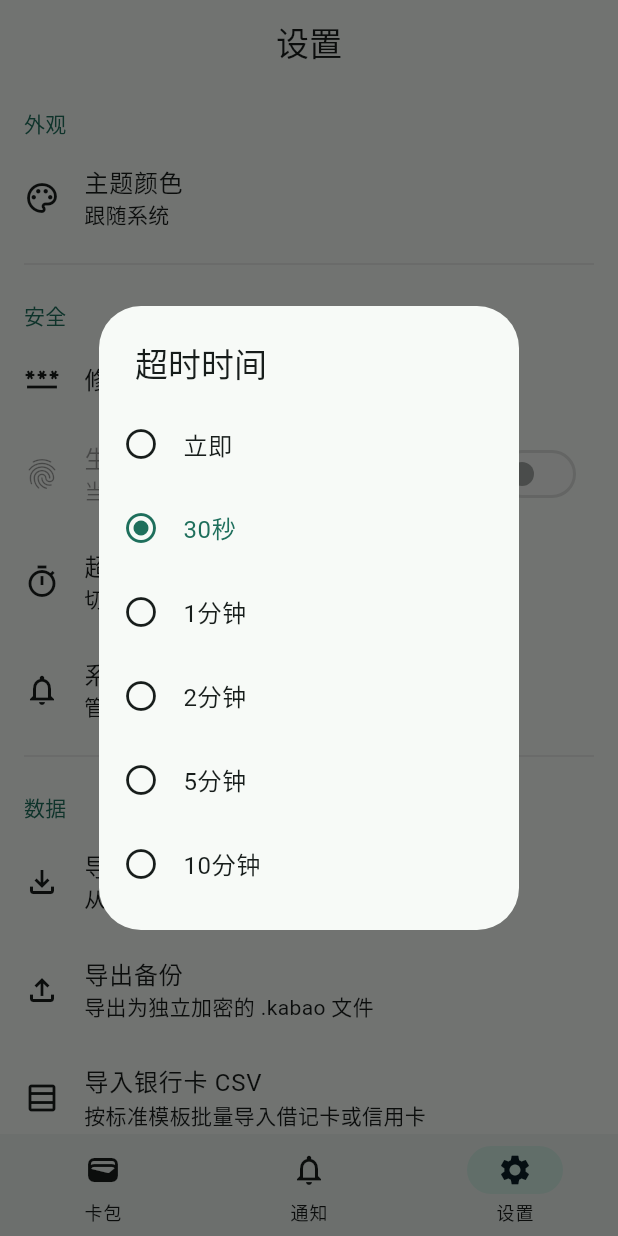
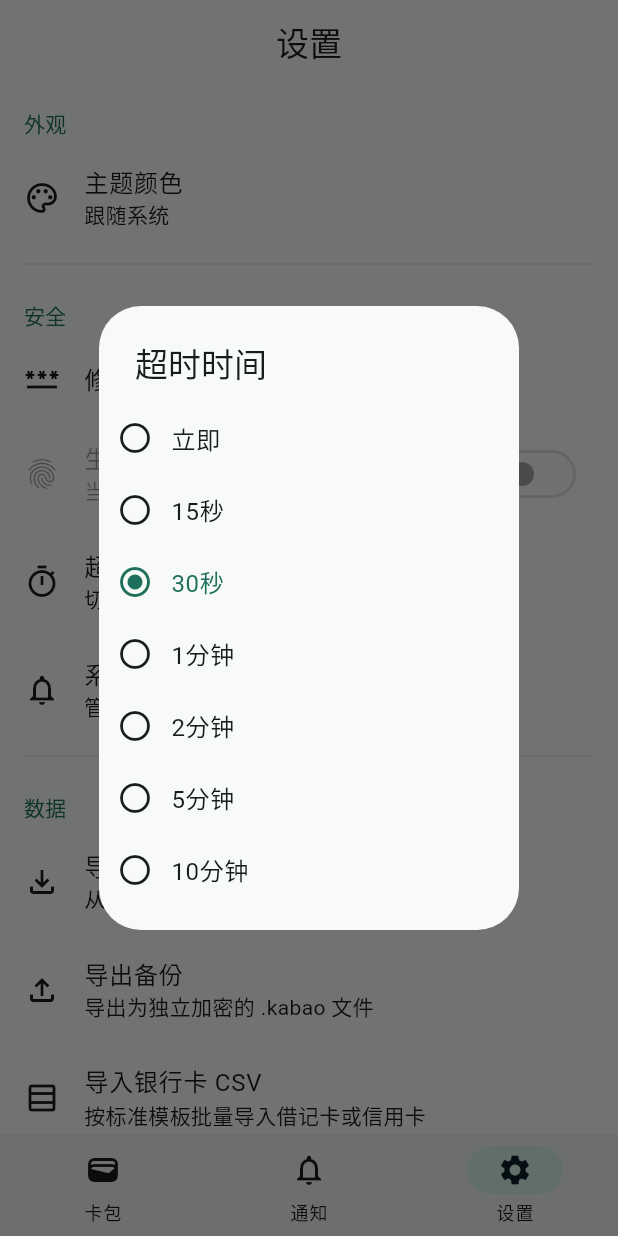
Before and after one commit to sundys/kabao, a Flutter app: the SettingsPage screen opened by its route, after a tap on "超时时间", on a phone screen of 412 x 824 dp. Run offline on Flutter 3.47's test engine with Material 3 defaults, Android fonts, the phone set to English and light mode, and no system bars; our stand-ins replace dio, file_picker, flutter_local_notifications, flutter_riverpod, flutter_secure_storage, go_router and 4 more; missing offline and left inert: cryptography, local_auth_android, pointycastle, webdav_client; accounts and stored records are empty.

Commit message:
release: v1.0.10 compact lock timeout

```diff
--- a/lib/core/config/app_config.dart
+++ b/lib/core/config/app_config.dart
@@ -3,7 +3,7 @@ abstract final class AppConfig {
   static const String appName = '卡包';
 
   /// 兜底版本号；正常情况下关于页从包信息动态读取。
-  static const String appVersion = '1.0.9';
+  static const String appVersion = '1.0.10';
 
   /// Open-source homepage and release source.
   static const String githubRepo = 'sundys/kabao';
--- a/lib/features/settings/logic/lock_timeout_controller.dart
+++ b/lib/features/settings/logic/lock_timeout_controller.dart
@@ -5,6 +5,7 @@ import '../../auth/logic/auth_controller.dart';
 /// 用户可选的自动锁定超时档位：应用被切到后台后，经过该时长即锁定数据库。
 enum LockTimeout {
   immediate(Duration.zero, '立即'),
+  seconds15(Duration(seconds: 15), '15秒'),
   seconds30(Duration(seconds: 30), '30秒'),
   minutes1(Duration(minutes: 1), '1分钟'),
   minutes2(Duration(minutes: 2), '2分钟'),
--- a/lib/features/settings/presentation/pages/settings_page.dart
+++ b/lib/features/settings/presentation/pages/settings_page.dart
@@ -84,6 +84,8 @@ class _SettingsPageState extends ConsumerState<SettingsPage> {
         children: [
           for (final timeout in LockTimeout.values)
             ListTile(
+              visualDensity: VisualDensity.compact,
+              contentPadding: const EdgeInsets.symmetric(horizontal: 12),
               leading: Icon(
                 timeout == current
                     ? Icons.radio_button_checked
--- a/pubspec.yaml
+++ b/pubspec.yaml
@@ -16,7 +16,7 @@ publish_to: 'none' # Remove this line if you wish to publish to pub.dev
 # https://developer.apple.com/library/archive/documentation/General/Reference/InfoPlistKeyReference/Articles/CoreFoundationKeys.html
 # In Windows, build-name is used as the major, minor, and patch parts
 # of the product and file versions while build-number is used as the build suffix.
-version: 1.0.9+11
+version: 1.0.10+12
 
 environment:
   sdk: ^3.12.2
```
Also changed, not shown: 2 other files.
